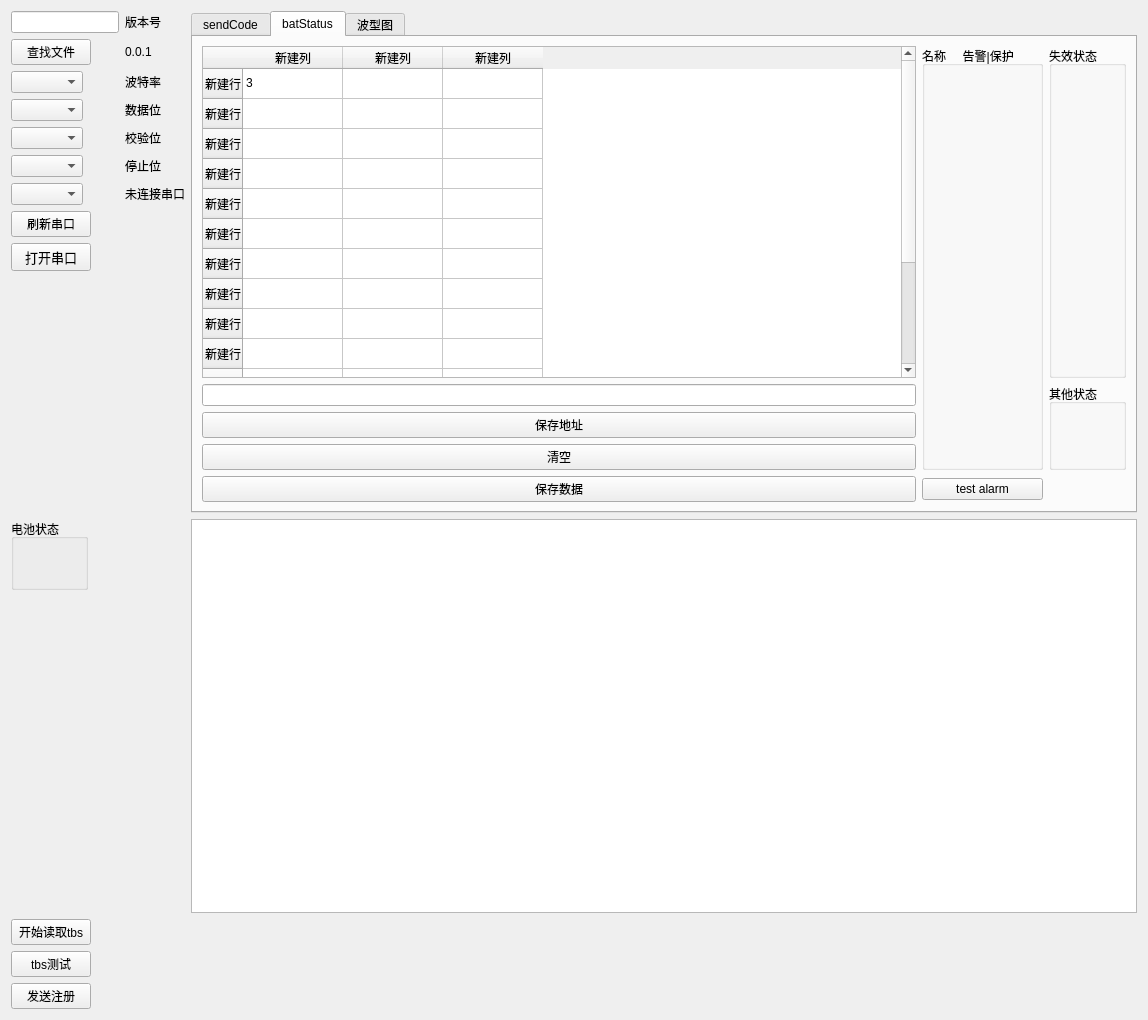
Fboxtt/qt_proj, file qtproj/widget.ui: the form before one commit.
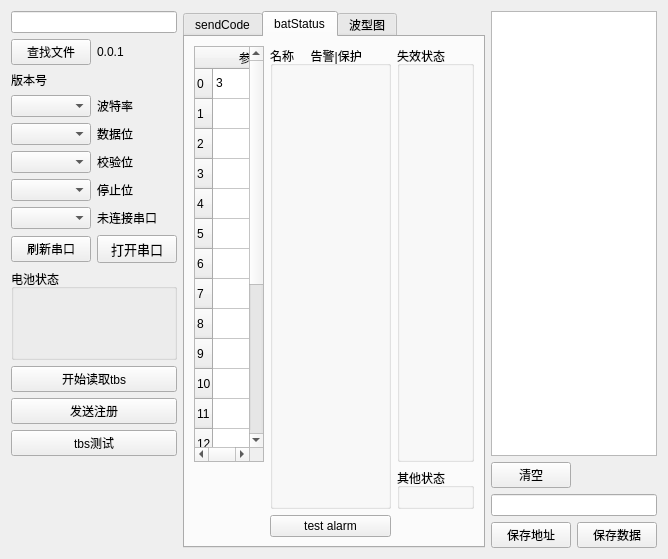
The form after the commit.

Commit message: 修改了窗口的布局，解决了bug，修改了tablewidget元素排列方式，删除chart无用函数

The edit to the form file:
```diff
--- a/qtproj/widget.ui
+++ b/qtproj/widget.ui
@@ -6,91 +6,81 @@
    <rect>
     <x>0</x>
     <y>0</y>
-    <width>1148</width>
-    <height>1020</height>
+    <width>639</width>
+    <height>559</height>
    </rect>
   </property>
   <property name="windowTitle">
    <string>Widget</string>
   </property>
-  <layout class="QFormLayout" name="formLayout_3">
+  <layout class="QGridLayout" name="gridLayout_12">
+   <item row="1" column="0">
+    <layout class="QGridLayout" name="gridLayout_10">
+     <item row="2" column="0">
+      <widget class="QPushButton" name="sendRegisterBox">
+       <property name="text">
+        <string>发送注册</string>
+       </property>
+      </widget>
+     </item>
+     <item row="3" column="0">
+      <widget class="QPushButton" name="sendTbs">
+       <property name="text">
+        <string>tbs测试</string>
+       </property>
+      </widget>
+     </item>
+     <item row="1" column="0">
+      <widget class="QPushButton" name="pushButton_3">
+       <property name="text">
+        <string>开始读取tbs</string>
+       </property>
+      </widget>
+     </item>
+     <item row="0" column="0">
+      <widget class="QGroupBox" name="groupBox_3">
+       <property name="title">
+        <string>电池状态</string>
+       </property>
+       <layout class="QGridLayout" name="gridLayout_13">
+        <item row="0" column="0">
+         <layout class="QGridLayout" name="batGridLayout"/>
+        </item>
+       </layout>
+      </widget>
+     </item>
+    </layout>
+   </item>
+   <item row="0" column="2" rowspan="2">
+    <widget class="QListWidget" name="listWidget"/>
+   </item>
    <item row="0" column="0">
-    <layout class="QFormLayout" name="formLayout">
-     <item row="0" column="0">
-      <widget class="QLineEdit" name="lineEdit"/>
+    <layout class="QGridLayout" name="gridLayout_14">
+     <item row="7" column="0">
+      <widget class="QComboBox" name="stopBox"/>
      </item>
-     <item row="0" column="1">
-      <widget class="QLabel" name="label_2">
-       <property name="text">
-        <string>版本号</string>
-       </property>
-      </widget>
-     </item>
-     <item row="1" column="0">
-      <widget class="QPushButton" name="selectFileButton">
-       <property name="text">
-        <string>查找文件</string>
-       </property>
-      </widget>
-     </item>
-     <item row="1" column="1">
-      <widget class="QLabel" name="label_3">
-       <property name="text">
-        <string>0.0.1</string>
-       </property>
-      </widget>
-     </item>
-     <item row="2" column="0">
-      <widget class="QComboBox" name="rateBox"/>
-     </item>
-     <item row="2" column="1">
+     <item row="4" column="1">
       <widget class="QLabel" name="label_4">
        <property name="text">
         <string>波特率</string>
        </property>
       </widget>
      </item>
-     <item row="3" column="0">
-      <widget class="QComboBox" name="dataBox"/>
+     <item row="6" column="1">
+      <widget class="QLabel" name="label_6">
+       <property name="text">
+        <string>校验位</string>
+       </property>
+      </widget>
      </item>
-     <item row="3" column="1">
+     <item row="5" column="1">
       <widget class="QLabel" name="label_5">
        <property name="text">
         <string>数据位</string>
        </property>
       </widget>
      </item>
-     <item row="4" column="0">
-      <widget class="QComboBox" name="checkBox"/>
-     </item>
-     <item row="5" column="0">
-      <widget class="QComboBox" name="stopBox"/>
-     </item>
-     <item row="5" column="1">
-      <widget class="QLabel" name="label_7">
-       <property name="text">
-        <string>停止位</string>
-       </property>
-      </widget>
-     </item>
-     <item row="6" column="0">
-      <widget class="QComboBox" name="portBox"/>
-     </item>
-     <item row="6" column="1">
-      <widget class="QLabel" name="portStatus">
-       <property name="text">
-        <string>未连接串口</string>
-       </property>
-      </widget>
-     </item>
-     <item row="7" column="0">
-      <widget class="QPushButton" name="searchBtn">
-       <property name="text">
-        <string>刷新串口</string>
-       </property>
-      </widget>
-     </item>
-     <item row="8" column="0">
+     <item row="9" column="1">
       <widget class="QPushButton" name="openBtn">
        <property name="font">
         <font>
@@ -103,23 +93,94 @@
        </property>
       </widget>
      </item>
-     <item row="4" column="1">
-      <widget class="QLabel" name="label_6">
+     <item row="8" column="1">
+      <widget class="QLabel" name="portStatus">
        <property name="text">
-        <string>校验位</string>
+        <string>未连接串口</string>
        </property>
       </widget>
      </item>
+     <item row="7" column="1">
+      <widget class="QLabel" name="label_7">
+       <property name="text">
+        <string>停止位</string>
+       </property>
+      </widget>
+     </item>
+     <item row="2" column="0">
+      <widget class="QLabel" name="label_2">
+       <property name="text">
+        <string>版本号</string>
+       </property>
+      </widget>
+     </item>
+     <item row="9" column="0">
+      <widget class="QPushButton" name="searchBtn">
+       <property name="text">
+        <string>刷新串口</string>
+       </property>
+      </widget>
+     </item>
+     <item row="5" column="0">
+      <widget class="QComboBox" name="dataBox"/>
+     </item>
+     <item row="4" column="0">
+      <widget class="QComboBox" name="rateBox"/>
+     </item>
+     <item row="6" column="0">
+      <widget class="QComboBox" name="checkBox"/>
+     </item>
+     <item row="8" column="0">
+      <widget class="QComboBox" name="portBox"/>
+     </item>
+     <item row="1" column="0">
+      <widget class="QPushButton" name="selectFileButton">
+       <property name="text">
+        <string>查找文件</string>
+       </property>
+      </widget>
+     </item>
+     <item row="0" column="0" colspan="2">
+      <widget class="QLineEdit" name="lineEdit"/>
+     </item>
+     <item row="1" column="1">
+      <widget class="QLabel" name="label_3">
+       <property name="text">
+        <string>0.0.1</string>
+       </property>
+      </widget>
+     </item>
     </layout>
    </item>
-   <item row="5" column="0">
-    <widget class="QPushButton" name="sendRegisterBox">
-     <property name="text">
-      <string>发送注册</string>
-     </property>
-    </widget>
+   <item row="2" column="2">
+    <layout class="QGridLayout" name="gridLayout_15">
+     <item row="2" column="1">
+      <widget class="QPushButton" name="pushButton_7">
+       <property name="text">
+        <string>保存数据</string>
+       </property>
+      </widget>
+     </item>
+     <item row="2" column="0">
+      <widget class="QPushButton" name="pushButton_8">
+       <property name="text">
+        <string>保存地址</string>
+       </property>
+      </widget>
+     </item>
+     <item row="1" column="0" colspan="2">
+      <widget class="QLineEdit" name="lineEdit_2"/>
+     </item>
+     <item row="0" column="0">
+      <widget class="QPushButton" name="clearReceiveDataButton_2">
+       <property name="text">
+        <string>清空</string>
+       </property>
+      </widget>
+     </item>
+    </layout>
    </item>
-   <item row="0" column="1">
+   <item row="0" column="1" rowspan="3">
     <widget class="QTabWidget" name="tabWidget">
      <property name="tabPosition">
       <enum>QTabWidget::North</enum>
@@ -213,92 +274,122 @@
         <widget class="QTableWidget" name="tableWidget">
          <row>
           <property name="text">
-           <string>新建行</string>
+           <string>0</string>
           </property>
          </row>
          <row>
           <property name="text">
-           <string>新建行</string>
+           <string>1</string>
           </property>
          </row>
          <row>
           <property name="text">
-           <string>新建行</string>
+           <string>2</string>
           </property>
          </row>
          <row>
           <property name="text">
-           <string>新建行</string>
+           <string>3</string>
           </property>
          </row>
          <row>
           <property name="text">
-           <string>新建行</string>
+           <string>4</string>
           </property>
          </row>
          <row>
           <property name="text">
-           <string>新建行</string>
+           <string>5</string>
           </property>
          </row>
          <row>
           <property name="text">
-           <string>新建行</string>
+           <string>6</string>
           </property>
          </row>
          <row>
           <property name="text">
-           <string>新建行</string>
+           <string>7</string>
           </property>
          </row>
          <row>
           <property name="text">
-           <string>新建行</string>
+           <string>8</string>
           </property>
          </row>
          <row>
           <property name="text">
-           <string>新建行</string>
+           <string>9</string>
           </property>
          </row>
          <row>
           <property name="text">
-           <string>新建行</string>
+           <string>10</string>
           </property>
          </row>
          <row>
           <property name="text">
-           <string>新建行</string>
+           <string>11</string>
           </property>
          </row>
          <row>
           <property name="text">
-           <string>新建行</string>
+           <string>12</string>
           </property>
          </row>
          <row>
           <property name="text">
-           <string>新建行</string>
+           <string>13</string>
           </property>
          </row>
          <row>
           <property name="text">
-           <string>新建行</string>
+           <string>14</string>
           </property>
          </row>
+         <row>
+          <property name="text">
+           <string>15</string>
+          </property>
+         </row>
+         <row>
+          <property name="text">
+           <string>16</string>
+          </property>
+         </row>
+         <row>
+          <property name="text">
+           <string>17</string>
+          </property>
+         </row>
+         <row>
+          <property name="text">
+           <string>18</string>
+          </property>
+         </row>
+         <row>
+          <property name="text">
+           <string>19</string>
+          </property>
+         </row>
          <column>
           <property name="text">
-           <string>新建列</string>
+           <string>参数名称</string>
           </property>
          </column>
          <column>
           <property name="text">
-           <string>新建列</string>
+           <string>参数值</string>
           </property>
          </column>
          <column>
           <property name="text">
-           <string>新建列</string>
+           <string>参数名称</string>
+          </property>
+         </column>
+         <column>
+          <property name="text">
+           <string>参数值</string>
           </property>
          </column>
          <item row="0" column="0">
@@ -308,30 +399,6 @@
          </item>
         </widget>
        </item>
-       <item row="1" column="0">
-        <widget class="QLineEdit" name="lineEdit_2"/>
-       </item>
-       <item row="3" column="0">
-        <widget class="QPushButton" name="clearReceiveDataButton_2">
-         <property name="text">
-          <string>清空</string>
-         </property>
-        </widget>
-       </item>
-       <item row="4" column="0">
-        <widget class="QPushButton" name="pushButton_7">
-         <property name="text">
-          <string>保存数据</string>
-         </property>
-        </widget>
-       </item>
-       <item row="2" column="0">
-        <widget class="QPushButton" name="pushButton_8">
-         <property name="text">
-          <string>保存地址</string>
-         </property>
-        </widget>
-       </item>
        <item row="0" column="2">
         <widget class="QGroupBox" name="groupBox">
          <property name="title">
@@ -389,35 +456,6 @@
      </widget>
     </widget>
    </item>
-   <item row="4" column="0">
-    <widget class="QPushButton" name="sendTbs">
-     <property name="text">
-      <string>tbs测试</string>
-     </property>
-    </widget>
-   </item>
-   <item row="3" column="0">
-    <widget class="QPushButton" name="pushButton_3">
-     <property name="text">
-      <string>开始读取tbs</string>
-     </property>
-    </widget>
-   </item>
-   <item row="1" column="1">
-    <widget class="QListWidget" name="listWidget"/>
-   </item>
-   <item row="1" column="0">
-    <widget class="QGroupBox" name="groupBox_3">
-     <property name="title">
-      <string>电池状态</string>
-     </property>
-     <layout class="QGridLayout" name="gridLayout_13">
-      <item row="0" column="0">
-       <layout class="QGridLayout" name="batGridLayout"/>
-      </item>
-     </layout>
-    </widget>
-   </item>
   </layout>
  </widget>
  <resources/>
```
Left out of the diff: 38 changed lines with no effect on the pictures. The commit also changes 3 other files.
